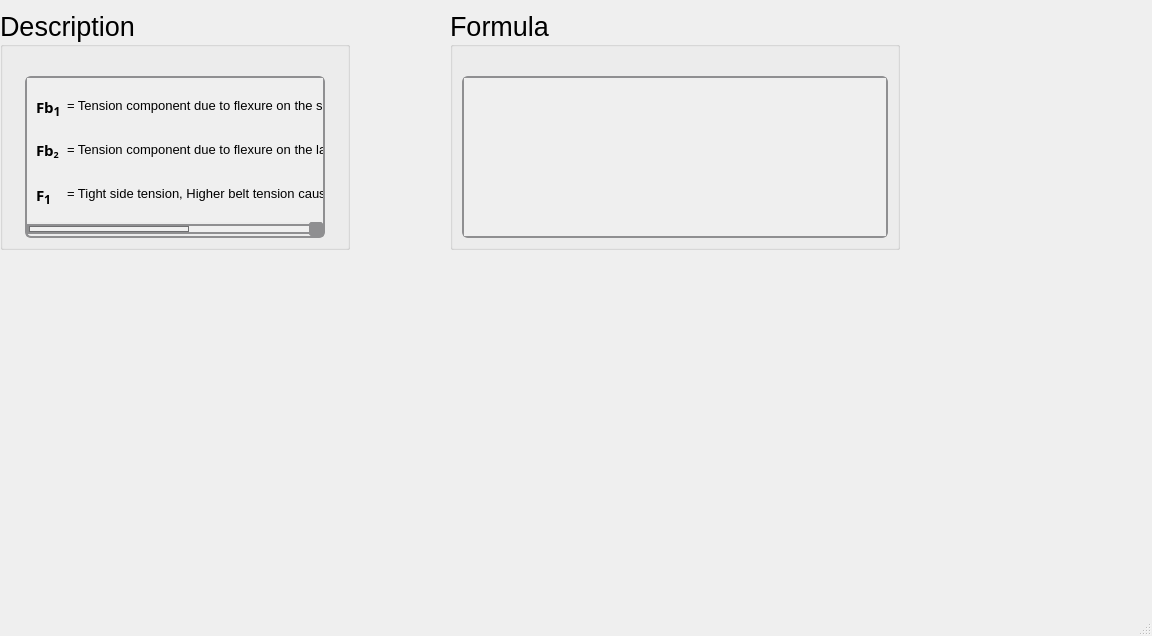
Old version of the form ui/vbelt_t1t2.ui in the repository Ah00ra/HNNS.
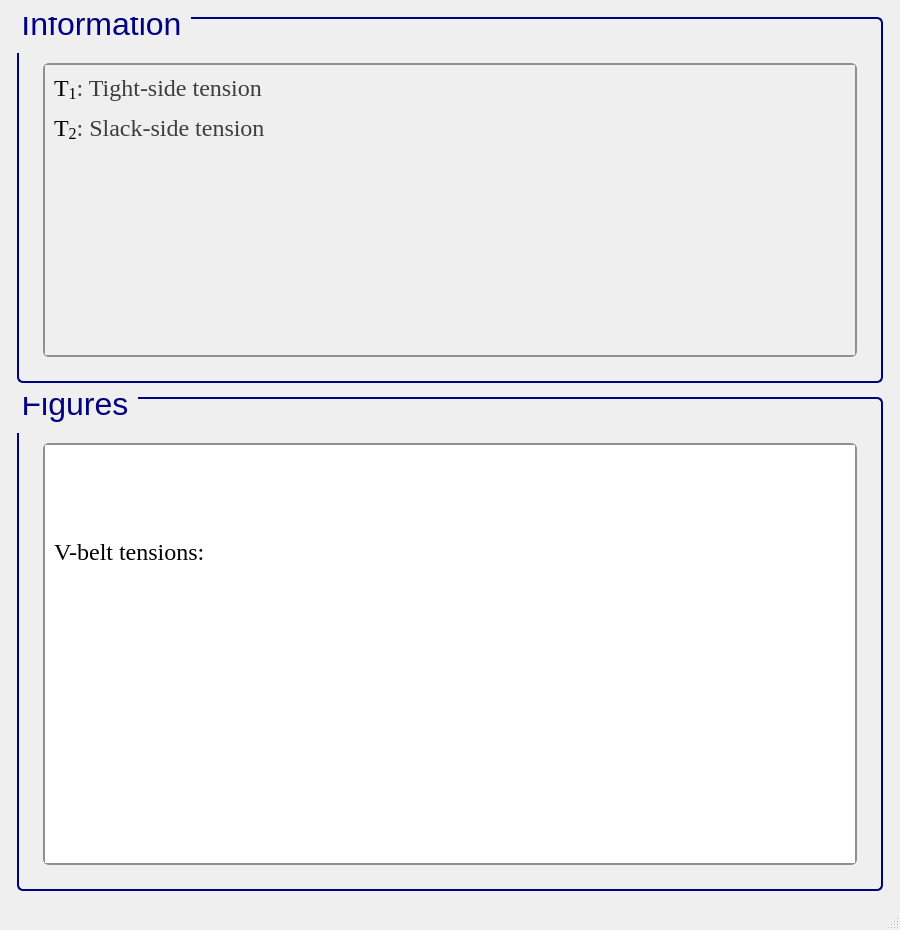
New version of the form. Icons and pictures are not drawn.

Commit message: Add ui info to vbelt

What changed in the file:
```diff
--- a/ui/vbelt_t1t2.ui
+++ b/ui/vbelt_t1t2.ui
@@ -6,23 +6,45 @@
    <rect>
     <x>0</x>
     <y>0</y>
-    <width>1152</width>
-    <height>636</height>
+    <width>900</width>
+    <height>930</height>
    </rect>
   </property>
+  <property name="sizePolicy">
+   <sizepolicy hsizetype="Minimum" vsizetype="Minimum">
+    <horstretch>0</horstretch>
+    <verstretch>0</verstretch>
+   </sizepolicy>
+  </property>
+  <property name="minimumSize">
+   <size>
+    <width>900</width>
+    <height>930</height>
+   </size>
+  </property>
   <property name="windowTitle">
    <string>MainWindow</string>
   </property>
   <widget class="QWidget" name="centralwidget">
-   <widget class="QGroupBox" name="groupBox_770">
-    <property name="geometry">
-     <rect>
-      <x>0</x>
-      <y>10</y>
-      <width>350</width>
-      <height>240</height>
-     </rect>
-    </property>
+   <layout class="QGridLayout" name="gridLayout">
+    <item row="0" column="1">
+     <spacer name="verticalSpacer_26">
+      <property name="orientation">
+       <enum>Qt::Vertical</enum>
+      </property>
+      <property name="sizeType">
+       <enum>QSizePolicy::Fixed</enum>
+      </property>
+      <property name="sizeHint" stdset="0">
+       <size>
+        <width>850</width>
+        <height>8</height>
+       </size>
+      </property>
+     </spacer>
+    </item>
+    <item row="1" column="1">
+     <widget class="QGroupBox" name="groupBox_125">
     <property name="sizePolicy">
      <sizepolicy hsizetype="Minimum" vsizetype="Minimum">
       <horstretch>0</horstretch>
@@ -31,66 +53,72 @@
     </property>
     <property name="minimumSize">
      <size>
-      <width>350</width>
-      <height>0</height>
-     </size>
-    </property>
-    <property name="maximumSize">
-     <size>
-      <width>350</width>
-      <height>241</height>
+        <width>822</width>
+        <height>300</height>
      </size>
     </property>
     <property name="font">
      <font>
       <family>Segoe UI</family>
-      <pointsize>20</pointsize>
+        <pointsize>24</pointsize>
       <weight>50</weight>
       <italic>false</italic>
       <bold>false</bold>
      </font>
     </property>
+      <property name="styleSheet">
+       <string notr="true">QGroupBox {
+    border: 2px solid navy;
+    border-radius: 6px;
+    background-color: qlineargradient(x1:0, y1:0, x2:0, y2:1,
+                                      stop:0 #f6f7fa, stop:1 #dadbde);
+    font: 24pt &quot;Segoe UI&quot;;
+    padding: 5px; /* add padding inside the group box */
+    color: black;
+}
+QGroupBox::title {
+    subcontrol-origin: margin;
+    subcontrol-position: top left;
+    padding-left: 0px;
+    padding-right: 5px;
+    padding-top: 0px;
+    margin-top: -22px;  /* shift title up */
+    color: navy;
+    font-weight: bold;
+}
+</string>
+      </property>
     <property name="title">
-     <string>Description</string>
-    </property>
-    <layout class="QGridLayout" name="gridLayout_1568">
-     <item row="0" column="0">
-      <spacer name="verticalSpacer_770">
+       <string>Information</string>
+      </property>
+      <layout class="QGridLayout" name="gridLayout_255">
+       <item row="1" column="2">
+        <spacer name="verticalSpacer_36">
        <property name="orientation">
-        <enum>Qt::Vertical</enum>
+          <enum>Qt::Horizontal</enum>
        </property>
        <property name="sizeType">
         <enum>QSizePolicy::Fixed</enum>
        </property>
        <property name="sizeHint" stdset="0">
         <size>
-         <width>20</width>
+           <width>10</width>
          <height>20</height>
         </size>
        </property>
       </spacer>
      </item>
-     <item row="1" column="0">
-      <widget class="QScrollArea" name="scrollArea_468">
+       <item row="1" column="1">
+        <widget class="QScrollArea" name="scrollArea_43">
        <property name="sizePolicy">
         <sizepolicy hsizetype="Minimum" vsizetype="Minimum">
          <horstretch>0</horstretch>
          <verstretch>0</verstretch>
         </sizepolicy>
        </property>
-       <property name="maximumSize">
-        <size>
-         <width>300</width>
-         <height>361</height>
-        </size>
-       </property>
        <property name="font">
         <font>
-         <family>Segoe UI</family>
          <pointsize>15</pointsize>
-         <weight>50</weight>
-         <italic>false</italic>
-         <bold>false</bold>
         </font>
        </property>
        <property name="styleSheet">
@@ -168,119 +196,121 @@
          <rect>
           <x>0</x>
           <y>0</y>
-          <width>573</width>
-          <height>132</height>
-         </rect>
-        </property>
-        <layout class="QGridLayout" name="gridLayout_1569">
+            <width>772</width>
+            <height>346</height>
+           </rect>
+          </property>
+          <layout class="QGridLayout" name="gridLayout_3">
+           <item row="1" column="0">
+            <widget class="QLabel" name="label_3">
+             <property name="font">
+              <font>
+               <family>Times New Roman</family>
+               <pointsize>18</pointsize>
+               <weight>50</weight>
+               <bold>false</bold>
+              </font>
+             </property>
+             <property name="cursor">
+              <cursorShape>ArrowCursor</cursorShape>
+             </property>
+             <property name="frameShape">
+              <enum>QFrame::NoFrame</enum>
+             </property>
+             <property name="text">
+              <string>&lt;html&gt;&lt;head/&gt;&lt;body&gt;&lt;p&gt;&lt;span style=&quot; color:#000000;&quot;&gt;T&lt;/span&gt;&lt;span style=&quot; color:#000000; vertical-align:sub;&quot;&gt;1&lt;/span&gt;&lt;span style=&quot; color:#3d3d3d;&quot;&gt;: Tight-side tension&lt;/span&gt;&lt;/p&gt;&lt;p&gt;&lt;span style=&quot; color:#000000;&quot;&gt;T&lt;/span&gt;&lt;span style=&quot; color:#000000; vertical-align:sub;&quot;&gt;2&lt;/span&gt;&lt;span style=&quot; color:#3d3d3d;&quot;&gt;: Slack-side tension&lt;/span&gt;&lt;/p&gt;&lt;p&gt;&lt;br/&gt;&lt;/p&gt;&lt;p&gt;&lt;br/&gt;&lt;/p&gt;&lt;p&gt;&lt;br/&gt;&lt;/p&gt;&lt;/body&gt;&lt;/html&gt;</string>
+             </property>
+            </widget>
+           </item>
+          </layout>
+         </widget>
+        </widget>
+       </item>
+       <item row="2" column="1">
+        <spacer name="verticalSpacer_37">
+         <property name="orientation">
+          <enum>Qt::Vertical</enum>
+         </property>
+         <property name="sizeType">
+          <enum>QSizePolicy::Fixed</enum>
+         </property>
+         <property name="sizeHint" stdset="0">
+          <size>
+           <width>10</width>
+           <height>10</height>
+          </size>
+         </property>
+        </spacer>
+       </item>
+       <item row="1" column="0">
+        <spacer name="verticalSpacer_34">
+         <property name="orientation">
+          <enum>Qt::Horizontal</enum>
+         </property>
+         <property name="sizeType">
+          <enum>QSizePolicy::Fixed</enum>
+         </property>
+         <property name="sizeHint" stdset="0">
+          <size>
+           <width>10</width>
+           <height>20</height>
+          </size>
+         </property>
+        </spacer>
+       </item>
          <item row="0" column="1">
-          <widget class="QLabel" name="htext_1188">
-           <property name="font">
-            <font>
-             <family>MS Shell Dlg 2</family>
-             <pointsize>10</pointsize>
-             <weight>50</weight>
-             <italic>false</italic>
-             <bold>false</bold>
-            </font>
-           </property>
-           <property name="text">
-            <string>&lt;html&gt;&lt;head/&gt;&lt;body&gt;&lt;p&gt;= Tension component due to flexure on the smaller pulley&lt;/p&gt;&lt;/body&gt;&lt;/html&gt;</string>
-           </property>
-          </widget>
-         </item>
-         <item row="6" column="0">
-          <widget class="QLabel" name="label_442">
-           <property name="font">
-            <font>
-             <family>Segoe UI Variable Small Semibol</family>
-             <pointsize>11</pointsize>
-             <weight>75</weight>
-             <bold>true</bold>
-            </font>
-           </property>
-           <property name="text">
-            <string>&lt;html&gt;&lt;head/&gt;&lt;body&gt;&lt;p&gt;F&lt;span style=&quot; font-size:14pt; vertical-align:sub;&quot;&gt;1&lt;/span&gt;&lt;/p&gt;&lt;/body&gt;&lt;/html&gt;</string>
-           </property>
-          </widget>
-         </item>
-         <item row="6" column="1">
-          <widget class="QLabel" name="htext_1191">
-           <property name="font">
-            <font>
-             <family>MS Shell Dlg 2</family>
-             <pointsize>11</pointsize>
-             <weight>50</weight>
-             <italic>false</italic>
-             <bold>false</bold>
-            </font>
-           </property>
-           <property name="text">
-            <string>&lt;html&gt;&lt;head/&gt;&lt;body&gt;&lt;p&gt;&lt;span style=&quot; font-size:10pt;&quot;&gt;= Tight side tension, Higher belt tension caused by the power transmission load, in lbf&lt;/span&gt;&lt;/p&gt;&lt;/body&gt;&lt;/html&gt;</string>
-           </property>
-          </widget>
-         </item>
-         <item row="1" column="0">
-          <widget class="QLabel" name="label_441">
-           <property name="font">
-            <font>
-             <family>Segoe UI Variable Small Semibol</family>
-             <pointsize>11</pointsize>
-             <weight>75</weight>
-             <bold>true</bold>
-            </font>
-           </property>
-           <property name="text">
-            <string>&lt;html&gt;&lt;head/&gt;&lt;body&gt;&lt;p&gt;Fb&lt;span style=&quot; vertical-align:sub;&quot;&gt;2&lt;/span&gt;&lt;/p&gt;&lt;/body&gt;&lt;/html&gt;</string>
-           </property>
-          </widget>
-         </item>
-         <item row="0" column="0">
-          <widget class="QLabel" name="label_438">
-           <property name="font">
-            <font>
-             <family>Segoe UI Variable Small Semibol</family>
-             <pointsize>11</pointsize>
-             <weight>75</weight>
-             <bold>true</bold>
-            </font>
-           </property>
-           <property name="text">
-            <string>&lt;html&gt;&lt;head/&gt;&lt;body&gt;&lt;p&gt;Fb&lt;span style=&quot; font-size:14pt; vertical-align:sub;&quot;&gt;1&lt;/span&gt;&lt;/p&gt;&lt;/body&gt;&lt;/html&gt;</string>
-           </property>
-          </widget>
-         </item>
-         <item row="1" column="1">
-          <widget class="QLabel" name="htext_1192">
-           <property name="font">
-            <font>
-             <family>MS Shell Dlg 2</family>
-             <pointsize>11</pointsize>
-             <weight>50</weight>
-             <italic>false</italic>
-             <bold>false</bold>
-            </font>
-           </property>
-           <property name="text">
-            <string>&lt;html&gt;&lt;head/&gt;&lt;body&gt;&lt;p&gt;&lt;span style=&quot; font-size:10pt;&quot;&gt;= Tension component due to flexure on the larger pulley&lt;/span&gt;&lt;/p&gt;&lt;/body&gt;&lt;/html&gt;</string>
-           </property>
-          </widget>
-         </item>
-        </layout>
-       </widget>
-      </widget>
-     </item>
-    </layout>
-   </widget>
-   <widget class="QGroupBox" name="groupBox_769">
-    <property name="geometry">
-     <rect>
-      <x>450</x>
-      <y>10</y>
-      <width>450</width>
-      <height>240</height>
-     </rect>
-    </property>
+        <spacer name="verticalSpacer_35">
+         <property name="orientation">
+          <enum>Qt::Vertical</enum>
+         </property>
+         <property name="sizeType">
+          <enum>QSizePolicy::Fixed</enum>
+         </property>
+         <property name="sizeHint" stdset="0">
+          <size>
+           <width>20</width>
+           <height>30</height>
+          </size>
+         </property>
+        </spacer>
+       </item>
+      </layout>
+     </widget>
+    </item>
+    <item row="2" column="1">
+     <spacer name="verticalSpacer_23">
+      <property name="orientation">
+       <enum>Qt::Vertical</enum>
+      </property>
+      <property name="sizeType">
+       <enum>QSizePolicy::Fixed</enum>
+      </property>
+      <property name="sizeHint" stdset="0">
+       <size>
+        <width>850</width>
+        <height>8</height>
+       </size>
+      </property>
+     </spacer>
+    </item>
+    <item row="3" column="0">
+     <spacer name="verticalSpacer_25">
+      <property name="orientation">
+       <enum>Qt::Horizontal</enum>
+      </property>
+      <property name="sizeType">
+       <enum>QSizePolicy::Fixed</enum>
+      </property>
+      <property name="sizeHint" stdset="0">
+       <size>
+        <width>8</width>
+        <height>489</height>
+       </size>
+      </property>
+     </spacer>
+    </item>
+    <item row="3" column="1">
+     <widget class="QGroupBox" name="groupBox_42">
     <property name="sizePolicy">
      <sizepolicy hsizetype="Minimum" vsizetype="Minimum">
       <horstretch>0</horstretch>
@@ -289,57 +319,190 @@
     </property>
     <property name="minimumSize">
      <size>
-      <width>450</width>
-      <height>0</height>
-     </size>
-    </property>
-    <property name="maximumSize">
-     <size>
-      <width>450</width>
-      <height>241</height>
+        <width>822</width>
+        <height>350</height>
      </size>
     </property>
     <property name="font">
      <font>
       <family>Segoe UI</family>
-      <pointsize>20</pointsize>
+        <pointsize>24</pointsize>
       <weight>50</weight>
       <italic>false</italic>
       <bold>false</bold>
      </font>
     </property>
+      <property name="styleSheet">
+       <string notr="true">/* GroupBox styling */
+QGroupBox {
+    border: 2px solid navy;
+    border-radius: 6px;
+    background-color: qlineargradient(x1:0, y1:0, x2:0, y2:1,
+    stop:0 #f6f7fa, stop:1 #dadbde);
+    font: 24pt &quot;Segoe UI&quot;;
+    padding: 5px;
+    color: black;
+}
+
+/* GroupBox title styling */
+QGroupBox::title {
+    subcontrol-origin: margin;
+    subcontrol-position: top left;
+    padding-left: 0px;
+    padding-right: 5px;
+    padding-top: 0px;
+    margin-top: -22px;
+    color: navy;
+    font-weight: bold;
+}
+
+/* Make QScrollArea (only within GroupBox) have a white background with correct border */
+QGroupBox QScrollArea {
+    background-color: white !important;
+    border: 2px solid #8f8f91;
+    border-radius: 6px;
+}
+
+/* Make QScrollArea's viewport white as well */
+QGroupBox QScrollArea QWidget {
+    background-color: white !important;
+}
+
+/* Scrollbar styling inside QScrollArea in QGroupBox */
+QGroupBox QScrollArea QScrollBar:vertical, QGroupBox QScrollArea QScrollBar:horizontal {
+    background: qlineargradient(x1:0, y1:0, x2:0, y2:1,
+    stop:0 #f6f7fa, stop:1 #dadbde);
+    border: 2px solid #8f8f91;
+    border-radius: 6px;
+    width: 14px;
+    height: 14px;
+    margin: 2px 0 2px 0;
+}
+
+/* Remove bottom button of vertical scrollbar */
+QGroupBox QScrollArea QScrollBar::add-line:vertical {
+    height: 0px;
+    width: 0px;
+    border: none;
+    background: none;
+    margin: 0px;
+    padding: 0px;
+}
+
+/* Scrollbar handle */
+QGroupBox QScrollArea QScrollBar::handle:vertical, QGroupBox QScrollArea QScrollBar::handle:horizontal {
+    background: qlineargradient(x1:0, y1:0, x2:0, y2:1,
+    stop:0 #8f8f91, stop:1 #6f6f71);
+    min-height: 20px;
+    border-radius: 6px;
+    border: 1px solid #6f6f71;
+}
+
+QGroupBox QScrollArea QScrollBar::handle:vertical:hover, QGroupBox QScrollArea QScrollBar::handle:horizontal:hover {
+    background: qlineargradient(x1:0, y1:0, x2:0, y2:1,
+    stop:0 #6f6f71, stop:1 #4f4f51);
+    border: 1px solid #4f4f51;
+}
+
+/* Scrollbar sub-line buttons */
+QGroupBox QScrollArea QScrollBar::sub-line:vertical, QGroupBox QScrollArea QScrollBar::add-line:horizontal, QGroupBox QScrollArea QScrollBar::sub-line:horizontal {
+    background: #8f8f91;
+    border: none;
+    border-radius: 3px;
+    height: 14px;
+    width: 14px;
+    subcontrol-origin: margin;
+}
+
+QGroupBox QScrollArea QScrollBar::sub-line:vertical:hover, QGroupBox QScrollArea QScrollBar::add-line:horizontal:hover, QGroupBox QScrollArea QScrollBar::sub-line:horizontal:hover {
+    background: #6f6f71;
+}
+
+/* Transparent page areas */
+QGroupBox QScrollArea QScrollBar::add-page:vertical, QGroupBox QScrollArea QScrollBar::sub-page:vertical,
+QGroupBox QScrollArea QScrollBar::add-page:horizontal, QGroupBox QScrollArea QScrollBar::sub-page:horizontal {
+    background: transparent;
+}
+</string>
+      </property>
     <property name="title">
-     <string>Formula</string>
-    </property>
-    <layout class="QGridLayout" name="gridLayout_1566">
+       <string>Figures</string>
+      </property>
+      <layout class="QGridLayout" name="gridLayout_2">
+       <item row="0" column="1">
+        <spacer name="verticalSpacer_41">
+         <property name="orientation">
+          <enum>Qt::Vertical</enum>
+         </property>
+         <property name="sizeType">
+          <enum>QSizePolicy::Fixed</enum>
+         </property>
+         <property name="sizeHint" stdset="0">
+          <size>
+           <width>20</width>
+           <height>30</height>
+          </size>
+         </property>
+        </spacer>
+       </item>
      <item row="1" column="0">
-      <widget class="QScrollArea" name="scrollArea_467">
-       <property name="sizePolicy">
-        <sizepolicy hsizetype="Minimum" vsizetype="Minimum">
-         <horstretch>0</horstretch>
-         <verstretch>0</verstretch>
-        </sizepolicy>
-       </property>
-       <property name="font">
-        <font>
-         <family>Ubuntu Sans</family>
-         <pointsize>15</pointsize>
-         <weight>50</weight>
-         <italic>false</italic>
-         <bold>false</bold>
-        </font>
-       </property>
+        <spacer name="verticalSpacer_39">
+         <property name="orientation">
+          <enum>Qt::Horizontal</enum>
+         </property>
+         <property name="sizeType">
+          <enum>QSizePolicy::Fixed</enum>
+         </property>
+         <property name="sizeHint" stdset="0">
+          <size>
+           <width>10</width>
+           <height>20</height>
+          </size>
+         </property>
+        </spacer>
+       </item>
+       <item row="1" column="1">
+        <widget class="QScrollArea" name="scrollArea_3">
        <property name="styleSheet">
-        <string notr="true">QScrollArea {
-    background: qlineargradient(x1:0, y1:0, x2:0, y2:1,
-                               stop:0 #f6f7fa, stop:1 #dadbde);
+          <string notr="true">/* GroupBox styling */
+QGroupBox {
+    border: 2px solid navy;
+    border-radius: 6px;
+    background-color: qlineargradient(x1:0, y1:0, x2:0, y2:1,
+    stop:0 #f6f7fa, stop:1 #dadbde);
+    font: 20pt &quot;Segoe UI&quot;;
+    padding: 5px;
+    color: black;
+}
+
+/* GroupBox title styling */
+QGroupBox::title {
+    subcontrol-origin: margin;
+    subcontrol-position: top left;
+    padding-left: 0px;
+    padding-right: 5px;
+    padding-top: 0px;
+    margin-top: -20px;
+    color: navy;
+    font-weight: bold;
+}
+
+/* Make QScrollArea (only within GroupBox) have a white background with correct border */
+QGroupBox QScrollArea {
+    background-color: white !important;
     border: 2px solid #8f8f91;
     border-radius: 6px;
 }
 
-QScrollArea QScrollBar:vertical, QScrollArea QScrollBar:horizontal {
+/* Make QScrollArea's viewport white as well */
+QGroupBox QScrollArea QWidget {
+    background-color: white !important;
+}
+
+/* Scrollbar styling inside QScrollArea in QGroupBox */
+QGroupBox QScrollArea QScrollBar:vertical, QGroupBox QScrollArea QScrollBar:horizontal {
     background: qlineargradient(x1:0, y1:0, x2:0, y2:1,
-                               stop:0 #f6f7fa, stop:1 #dadbde);
+    stop:0 #f6f7fa, stop:1 #dadbde);
     border: 2px solid #8f8f91;
     border-radius: 6px;
     width: 14px;
@@ -347,8 +510,8 @@
     margin: 2px 0 2px 0;
 }
 
-/* Completely remove the bottom button of the vertical scrollbar */
-QScrollArea QScrollBar::add-line:vertical {
+/* Remove bottom button of vertical scrollbar */
+QGroupBox QScrollArea QScrollBar::add-line:vertical {
     height: 0px;
     width: 0px;
     border: none;
@@ -357,9 +520,10 @@
     padding: 0px;
 }
 
-QScrollArea QScrollBar::handle:vertical, QScrollArea QScrollBar::handle:horizontal {
+/* Scrollbar handle */
+QGroupBox QScrollArea QScrollBar::handle:vertical, QGroupBox QScrollArea QScrollBar::handle:horizontal {
     background: qlineargradient(x1:0, y1:0, x2:0, y2:1,
-                               stop:0 #8f8f91, stop:1 #6f6f71);
+    stop:0 #8f8f91, stop:1 #6f6f71);
     min-height: 20px;
     border-radius: 6px;
     border: 1px solid #6f6f71;
@@ -371,7 +535,8 @@
     border: 1px solid #4f4f51;
 }
 
-QScrollArea QScrollBar::sub-line:vertical, QScrollArea QScrollBar::add-line:horizontal, QScrollArea QScrollBar::sub-line:horizontal {
+/* Scrollbar sub-line buttons */
+QGroupBox QScrollArea QScrollBar::sub-line:vertical, QGroupBox QScrollArea QScrollBar::add-line:horizontal, QGroupBox QScrollArea QScrollBar::sub-line:horizontal {
     background: #8f8f91;
     border: none;
     border-radius: 3px;
@@ -384,63 +549,54 @@
     background: #6f6f71;
 }
 
-QScrollArea QScrollBar::add-page:vertical, QScrollArea QScrollBar::sub-page:vertical,
-QScrollArea QScrollBar::add-page:horizontal, QScrollArea QScrollBar::sub-page:horizontal {
+/* Transparent page areas */
+QGroupBox QScrollArea QScrollBar::add-page:vertical, QGroupBox QScrollArea QScrollBar::sub-page:vertical,
+QGroupBox QScrollArea QScrollBar::add-page:horizontal, QGroupBox QScrollArea QScrollBar::sub-page:horizontal {
     background: transparent;
 }
 </string>
        </property>
-       <property name="verticalScrollBarPolicy">
-        <enum>Qt::ScrollBarAsNeeded</enum>
-       </property>
        <property name="widgetResizable">
         <bool>true</bool>
        </property>
-       <widget class="QWidget" name="scrollAreaWidgetContents_467">
+         <widget class="QWidget" name="scrollAreaWidgetContents_3">
         <property name="geometry">
          <rect>
           <x>0</x>
           <y>0</y>
-          <width>422</width>
-          <height>146</height>
-         </rect>
-        </property>
-        <layout class="QGridLayout" name="gridLayout_1567">
-         <item row="0" column="0">
-          <widget class="QLabel" name="htext_2810">
-           <property name="font">
-            <font>
-             <family>MS Shell Dlg 2</family>
-             <pointsize>11</pointsize>
-             <weight>50</weight>
-             <italic>false</italic>
-             <bold>false</bold>
-            </font>
-           </property>
-           <property name="text">
-            <string>&lt;html&gt;&lt;head/&gt;&lt;body&gt;&lt;p&gt;&lt;img src=&quot;:/desc/images/T1 vbelt.png&quot;/&gt;&lt;/p&gt;&lt;/body&gt;&lt;/html&gt;</string>
-           </property>
-           <property name="scaledContents">
-            <bool>true</bool>
-           </property>
-          </widget>
-         </item>
+            <width>980</width>
+            <height>788</height>
+           </rect>
+          </property>
+          <layout class="QGridLayout" name="gridLayout_4">
          <item row="1" column="0">
-          <widget class="QLabel" name="htext_2809">
+            <widget class="QLabel" name="label">
+             <property name="frameShape">
+              <enum>QFrame::NoFrame</enum>
+             </property>
+             <property name="text">
+              <string>&lt;html&gt;&lt;head/&gt;&lt;body&gt;&lt;p&gt;&lt;img src=&quot;:/info/info/V-belt tensions..png&quot;/&gt;&lt;/p&gt;&lt;/body&gt;&lt;/html&gt;</string>
+             </property>
+            </widget>
+           </item>
+           <item row="0" column="0">
+            <widget class="QLabel" name="label_5">
            <property name="font">
             <font>
-             <family>MS Shell Dlg 2</family>
-             <pointsize>11</pointsize>
+               <family>Times New Roman</family>
+               <pointsize>18</pointsize>
              <weight>50</weight>
-             <italic>false</italic>
              <bold>false</bold>
             </font>
            </property>
+             <property name="cursor">
+              <cursorShape>ArrowCursor</cursorShape>
+             </property>
+             <property name="frameShape">
+              <enum>QFrame::NoFrame</enum>
+             </property>
            <property name="text">
-            <string>&lt;html&gt;&lt;head/&gt;&lt;body&gt;&lt;p&gt;&lt;img src=&quot;:/desc/images/T2 vbelt.png&quot;/&gt;&lt;/p&gt;&lt;/body&gt;&lt;/html&gt;</string>
-           </property>
-           <property name="scaledContents">
-            <bool>true</bool>
+              <string>&lt;html&gt;&lt;head/&gt;&lt;body&gt;&lt;p&gt;V-belt tensions:&lt;/p&gt;&lt;/body&gt;&lt;/html&gt;</string>
            </property>
           </widget>
          </item>
@@ -448,24 +604,74 @@
        </widget>
       </widget>
      </item>
-     <item row="0" column="0">
-      <spacer name="verticalSpacer_769">
+       <item row="1" column="2">
+        <spacer name="verticalSpacer_40">
        <property name="orientation">
-        <enum>Qt::Vertical</enum>
+          <enum>Qt::Horizontal</enum>
        </property>
        <property name="sizeType">
         <enum>QSizePolicy::Fixed</enum>
        </property>
        <property name="sizeHint" stdset="0">
         <size>
-         <width>20</width>
+           <width>10</width>
          <height>20</height>
         </size>
        </property>
       </spacer>
      </item>
-    </layout>
-   </widget>
+       <item row="2" column="1">
+        <spacer name="verticalSpacer_38">
+         <property name="orientation">
+          <enum>Qt::Vertical</enum>
+         </property>
+         <property name="sizeType">
+          <enum>QSizePolicy::Fixed</enum>
+         </property>
+         <property name="sizeHint" stdset="0">
+          <size>
+           <width>10</width>
+           <height>10</height>
+          </size>
+         </property>
+        </spacer>
+       </item>
+      </layout>
+     </widget>
+    </item>
+    <item row="3" column="2">
+     <spacer name="verticalSpacer_28">
+      <property name="orientation">
+       <enum>Qt::Horizontal</enum>
+      </property>
+      <property name="sizeType">
+       <enum>QSizePolicy::Fixed</enum>
+      </property>
+      <property name="sizeHint" stdset="0">
+       <size>
+        <width>8</width>
+        <height>489</height>
+       </size>
+      </property>
+     </spacer>
+    </item>
+    <item row="4" column="1">
+     <spacer name="verticalSpacer_27">
+      <property name="orientation">
+       <enum>Qt::Vertical</enum>
+      </property>
+      <property name="sizeType">
+       <enum>QSizePolicy::Fixed</enum>
+      </property>
+      <property name="sizeHint" stdset="0">
+       <size>
+        <width>850</width>
+        <height>8</height>
+       </size>
+      </property>
+     </spacer>
+    </item>
+   </layout>
   </widget>
   <widget class="QMenuBar" name="menubar">
    <property name="geometry">
```
Left out of the diff: 16 changed lines with no effect on the pictures. Lines whose indentation alone changed are shown as unchanged. The commit also changes 33 other files.
